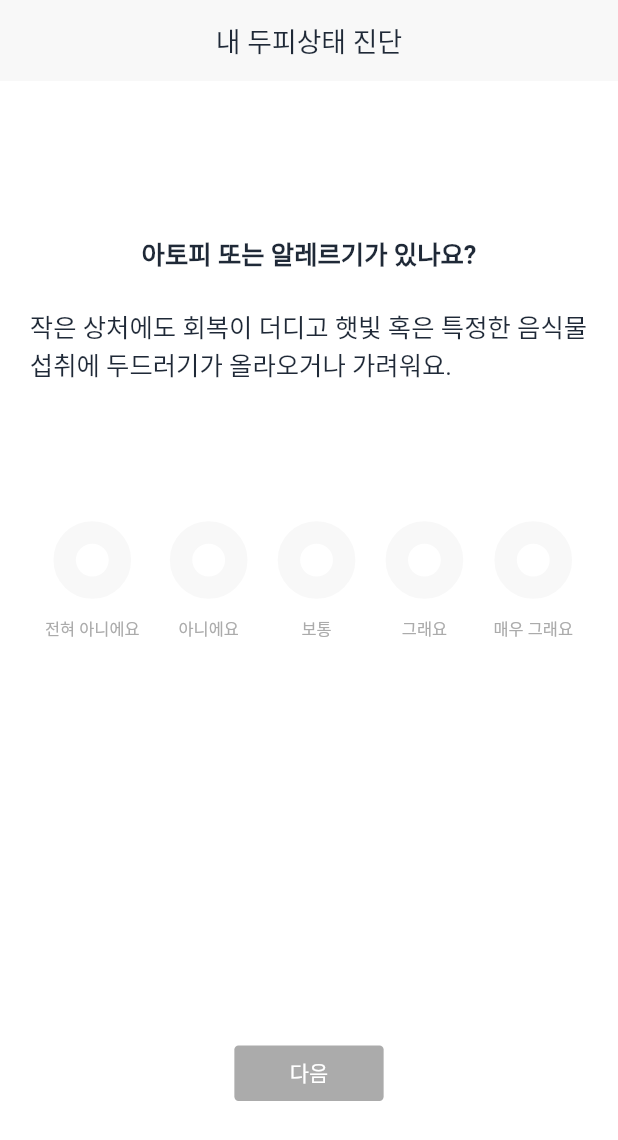
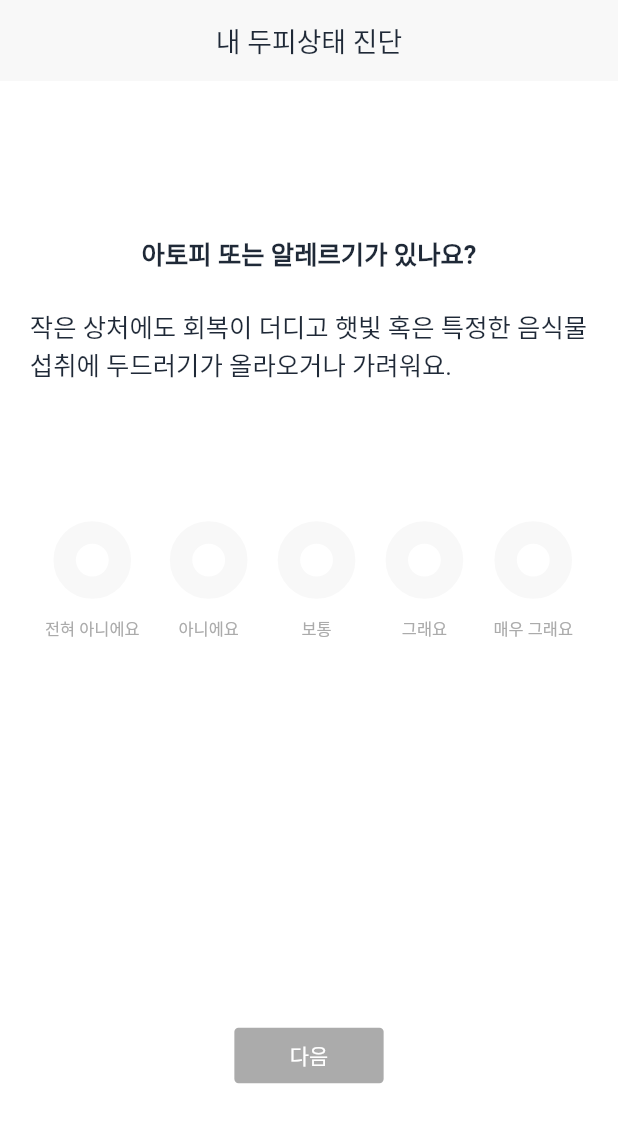
Before and after one commit to jeong-u-jeong/bayabas.me, a Flutter app: the DiagnosisCondition screen opened directly, on a phone screen of 412 x 824 dp. Shown: the top 1140 px of the screen. Run offline on Flutter 3.47's test engine with Material 2 defaults, Android fonts, the phone set to English and light mode, and no system bars; our stand-ins replace dotted_border, flutter_screenutil, get.

Commit message:
진단페이지 오류 수정 2

```diff
--- a/lib/page/diagnosis_area.dart
+++ b/lib/page/diagnosis_area.dart
@@ -118,7 +118,7 @@ class _DiagnosisAreaState extends State<DiagnosisArea> {
               GestureDetector(
                 onTap: () {},
                 child: Container(
-                  margin: const EdgeInsets.only(top: 220, bottom: 100,),
+                  margin: const EdgeInsets.only(top: 220, bottom: 150,),
                   width: 200,
                   height: 60,
                   decoration: BoxDecoration(
--- a/lib/page/diagnosis_condition.dart
+++ b/lib/page/diagnosis_condition.dart
@@ -174,7 +174,7 @@ class _DiagnosisConditionState extends State<DiagnosisCondition> {
                   GestureDetector(
                     onTap: (){},
                     child: Container(
-                      margin: const EdgeInsets.only(top: 220, bottom: 100,),
+                      margin: const EdgeInsets.only(top: 220, bottom: 150,),
                       width: 200,
                       height: 60,
                       decoration: BoxDecoration(
@@ -322,7 +322,7 @@ class _DiagnosisConditionState extends State<DiagnosisCondition> {
                       GestureDetector(
                         onTap: (){},
                         child: Container(
-                          margin: const EdgeInsets.only(bottom: 90),
+                          margin: EdgeInsets.only(bottom: 110.h,),
                           width: 100.w,
                           height: 40.h,
                           decoration: BoxDecoration(
--- a/lib/page/diagnosis_mbti.dart
+++ b/lib/page/diagnosis_mbti.dart
@@ -187,7 +187,7 @@ class _DiagnosisMbtiState extends State<DiagnosisMbti> {
                   GestureDetector(
                     onTap: (){},
                     child: Container(
-                      margin: const EdgeInsets.only(top: 220, bottom: 100,),
+                      margin: const EdgeInsets.only(top: 220, bottom: 150,),
                       width: 200,
                       height: 60,
                       decoration: BoxDecoration(
@@ -328,7 +328,7 @@ class _DiagnosisMbtiState extends State<DiagnosisMbti> {
                       GestureDetector(
                         onTap: (){},
                         child: Container(
-                          margin: const EdgeInsets.only(top: 220,),
+                          margin: EdgeInsets.only(bottom: 110.h,),
                           width: 100.w,
                           height: 40.h,
                           decoration: BoxDecoration(
```
